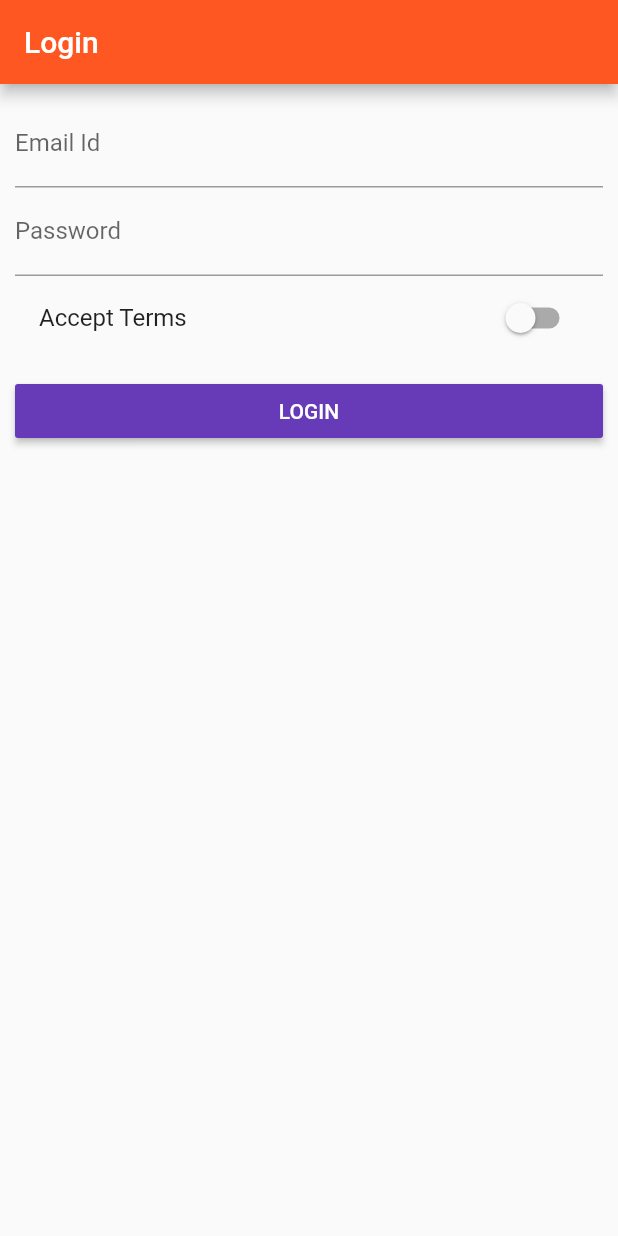
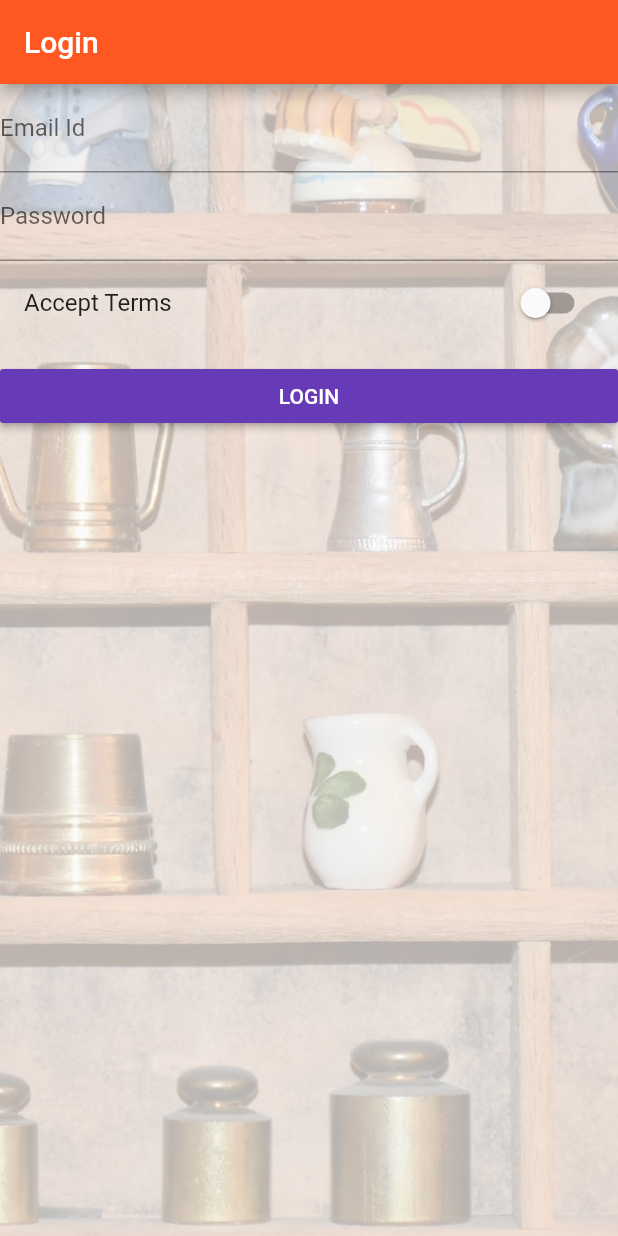
Before and after one commit to ShankarDhandapani/My-First-Flutter-App, a Flutter app: the screen it shows after launch, on a phone screen of 412 x 824 dp. Run offline on Flutter 3.47's test engine with Material 2 defaults, Android fonts, the phone set to English and light mode, and no system bars.

Commit message:
Added the background image to the auth page

```diff
--- a/lib/pages/auth.dart
+++ b/lib/pages/auth.dart
@@ -20,7 +20,11 @@ class _AuthPageState extends State<AuthPage> {
         title: Text('Login'),
       ),
       body: Container(
-        margin: EdgeInsets.all(10.0),
+        decoration: BoxDecoration(
+            image: DecorationImage(
+                fit: BoxFit.cover,
+                colorFilter: ColorFilter.mode(Colors.black.withOpacity(0.3), BlendMode.dstATop),
+                 image: AssetImage('assets/background.jpg'))),
         child: ListView(
           children: <Widget>[
             TextField(
@@ -43,7 +47,7 @@ class _AuthPageState extends State<AuthPage> {
               value: _acceptTerms,
               onChanged: (bool value) {
                 setState(() {
-                 _acceptTerms = value;
+                  _acceptTerms = value;
                 });
               },
               title: Text('Accept Terms'),
--- a/pubspec.yaml
+++ b/pubspec.yaml
@@ -39,6 +39,7 @@ flutter:
   # To add assets to your application, add an assets section, like this:
   assets:
     - assets/food.jpg
+    - assets/background.jpg
   #  - images/a_dot_ham.jpeg
 
   # An image asset can refer to one or more resolution-specific "variants", see
```
Also changed, not shown: assets/background.jpg (added), 1 other file.
